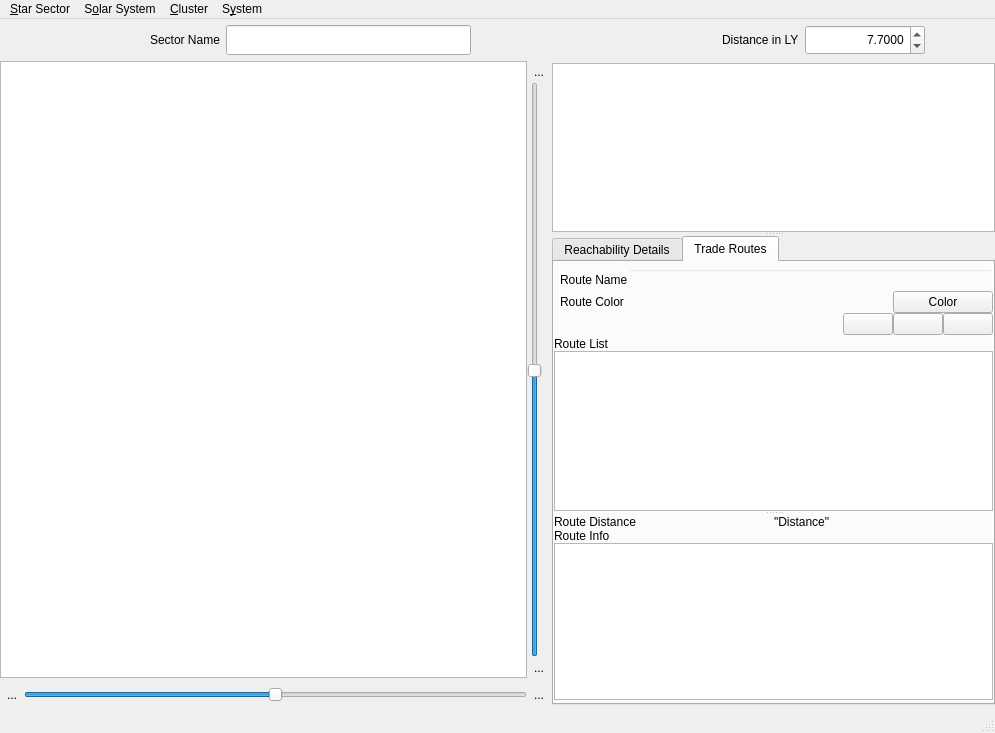
This is src/warpmainwindow.ui in maxlambertini/Warp2010 as Qt 5 draws it before an edit. The edited form follows.
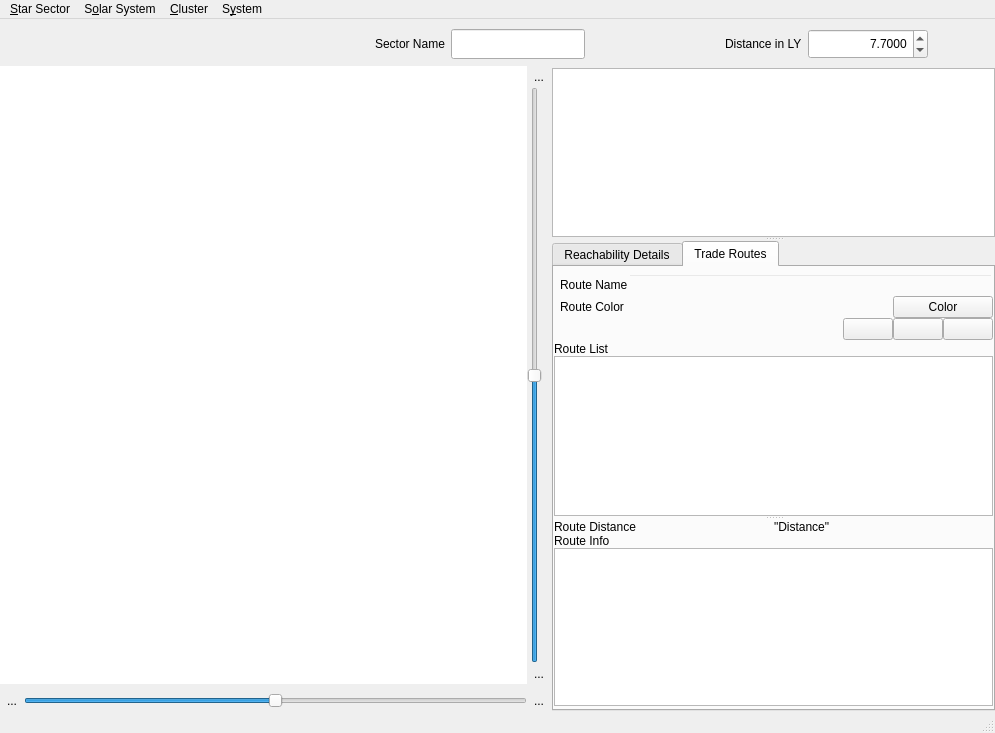
This is the edited form. Icons and pictures are not drawn. Custom widgets are drawn as their Qt base class.

What changed in the file:
```diff
--- a/src/warpmainwindow.ui
+++ b/src/warpmainwindow.ui
@@ -37,19 +37,19 @@
     <property name="leftMargin">
      <number>0</number>
     </property>
-    <property name="topMargin">
-     <number>6</number>
-    </property>
     <property name="rightMargin">
      <number>0</number>
     </property>
     <property name="bottomMargin">
-     <number>6</number>
+     <number>0</number>
     </property>
     <item>
      <layout class="QHBoxLayout" name="horizontalLayout_9">
+      <property name="leftMargin">
+       <number>9</number>
+      </property>
       <property name="rightMargin">
-       <number>12</number>
+       <number>9</number>
       </property>
       <item>
        <layout class="QHBoxLayout" name="horizontalLayout_4">
@@ -126,6 +126,140 @@
         </item>
        </layout>
       </item>
+      <item>
+       <widget class="QFrame" name="frameSectorButtons">
+        <property name="sizePolicy">
+         <sizepolicy hsizetype="Fixed" vsizetype="Fixed">
+          <horstretch>0</horstretch>
+          <verstretch>0</verstretch>
+         </sizepolicy>
+        </property>
+        <property name="minimumSize">
+         <size>
+          <width>210</width>
+          <height>32</height>
+         </size>
+        </property>
+        <property name="frameShape">
+         <enum>QFrame::NoFrame</enum>
+        </property>
+        <property name="frameShadow">
+         <enum>QFrame::Plain</enum>
+        </property>
+        <widget class="QWidget" name="">
+         <property name="geometry">
+          <rect>
+           <x>0</x>
+           <y>0</y>
+           <width>206</width>
+           <height>32</height>
+          </rect>
+         </property>
+         <layout class="QHBoxLayout" name="horizontalLayout_7">
+          <item>
+           <widget class="QPushButton" name="btn_action_NewSector">
+            <property name="text">
+             <string/>
+            </property>
+            <property name="icon">
+             <iconset resource="Resources.qrc">
+              <normaloff>:/Elementary/pics/Elementary/document-new.svg</normaloff>:/Elementary/pics/Elementary/document-new.svg</iconset>
+            </property>
+            <property name="iconSize">
+             <size>
+              <width>24</width>
+              <height>24</height>
+             </size>
+            </property>
+            <property name="flat">
+             <bool>true</bool>
+            </property>
+           </widget>
+          </item>
+          <item>
+           <widget class="QPushButton" name="btn_action_LoadSector">
+            <property name="text">
+             <string/>
+            </property>
+            <property name="icon">
+             <iconset resource="Resources.qrc">
+              <normaloff>:/Elementary/pics/Elementary/folder-drag-accept.svg</normaloff>:/Elementary/pics/Elementary/folder-drag-accept.svg</iconset>
+            </property>
+            <property name="iconSize">
+             <size>
+              <width>24</width>
+              <height>24</height>
+             </size>
+            </property>
+            <property name="flat">
+             <bool>true</bool>
+            </property>
+           </widget>
+          </item>
+          <item>
+           <widget class="QPushButton" name="btn_action_SaveSector">
+            <property name="text">
+             <string/>
+            </property>
+            <property name="icon">
+             <iconset resource="Resources.qrc">
+              <normaloff>:/Elementary/pics/Elementary/text-x-install.svg</normaloff>:/Elementary/pics/Elementary/text-x-install.svg</iconset>
+            </property>
+            <property name="iconSize">
+             <size>
+              <width>24</width>
+              <height>24</height>
+             </size>
+            </property>
+            <property name="flat">
+             <bool>true</bool>
+            </property>
+           </widget>
+          </item>
+          <item>
+           <widget class="QPushButton" name="btn_action_Clear_Star_Sector_Data">
+            <property name="text">
+             <string/>
+            </property>
+            <property name="icon">
+             <iconset resource="Resources.qrc">
+              <normaloff>:/Elementary/pics/Elementary/edit-clear.svg</normaloff>:/Elementary/pics/Elementary/edit-clear.svg</iconset>
+            </property>
+            <property name="iconSize">
+             <size>
+              <width>24</width>
+              <height>24</height>
+             </size>
+            </property>
+            <property name="flat">
+             <bool>true</bool>
+            </property>
+           </widget>
+          </item>
+          <item>
+           <widget class="QPushButton" name="btn_actionCreate_a_Solar_System_for_all_stars">
+            <property name="text">
+             <string/>
+            </property>
+            <property name="icon">
+             <iconset resource="Resources.qrc">
+              <normaloff>:/Elementary/pics/Elementary/internet-web-browser.svg</normaloff>:/Elementary/pics/Elementary/internet-web-browser.svg</iconset>
+            </property>
+            <property name="iconSize">
+             <size>
+              <width>24</width>
+              <height>24</height>
+             </size>
+            </property>
+            <property name="flat">
+             <bool>true</bool>
+            </property>
+           </widget>
+          </item>
+         </layout>
+        </widget>
+       </widget>
+      </item>
       <item>
        <layout class="QHBoxLayout" name="layoutInfoSector">
         <property name="rightMargin">
@@ -308,6 +442,15 @@
                <property name="styleSheet">
                 <string notr="true"/>
                </property>
+               <property name="frameShape">
+                <enum>QFrame::NoFrame</enum>
+               </property>
+               <property name="frameShadow">
+                <enum>QFrame::Plain</enum>
+               </property>
+               <property name="lineWidth">
+                <number>0</number>
+               </property>
                <property name="backgroundBrush">
                 <brush brushstyle="SolidPattern">
                  <color alpha="255">
```
Left out of the diff: 9 changed lines with no effect on the pictures.
